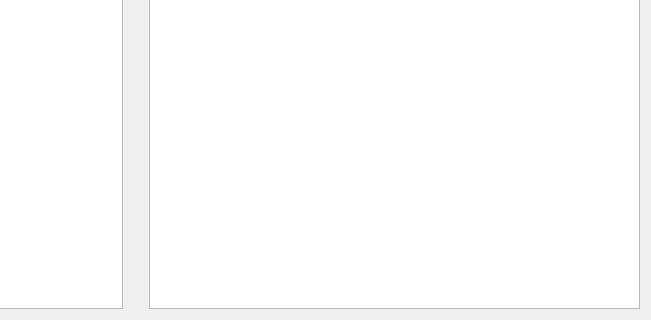
Old version of the form dlinputsourcedialog.ui in the repository jsc6924/dltransform; both pictures show x 380 to 1031 and y 267 to 587 of the 1031 by 587 pixel window.
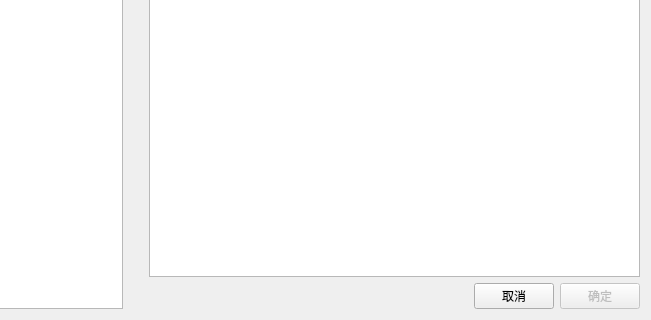
New version of the form.

Diff of the .ui file:
```diff
--- a/dlinputsourcedialog.ui
+++ b/dlinputsourcedialog.ui
@@ -13,7 +13,7 @@
   <property name="windowTitle">
    <string>Dialog</string>
   </property>
-  <layout class="QHBoxLayout" name="horizontalLayout_6">
+  <layout class="QHBoxLayout" name="horizontalLayout_7">
    <item>
     <layout class="QVBoxLayout" name="verticalLayout">
      <item>
@@ -160,6 +160,40 @@
        </property>
       </widget>
      </item>
+     <item>
+      <layout class="QHBoxLayout" name="horizontalLayout_6">
+       <item>
+        <spacer name="horizontalSpacer_4">
+         <property name="orientation">
+          <enum>Qt::Orientation::Horizontal</enum>
+         </property>
+         <property name="sizeHint" stdset="0">
+          <size>
+           <width>40</width>
+           <height>20</height>
+          </size>
+         </property>
+        </spacer>
+       </item>
+       <item>
+        <widget class="QPushButton" name="cancelButton">
+         <property name="text">
+          <string>取消</string>
+         </property>
+        </widget>
+       </item>
+       <item>
+        <widget class="QPushButton" name="confirmButton">
+         <property name="enabled">
+          <bool>false</bool>
+         </property>
+         <property name="text">
+          <string>确定</string>
+         </property>
+        </widget>
+       </item>
+      </layout>
+     </item>
     </layout>
    </item>
   </layout>
```
